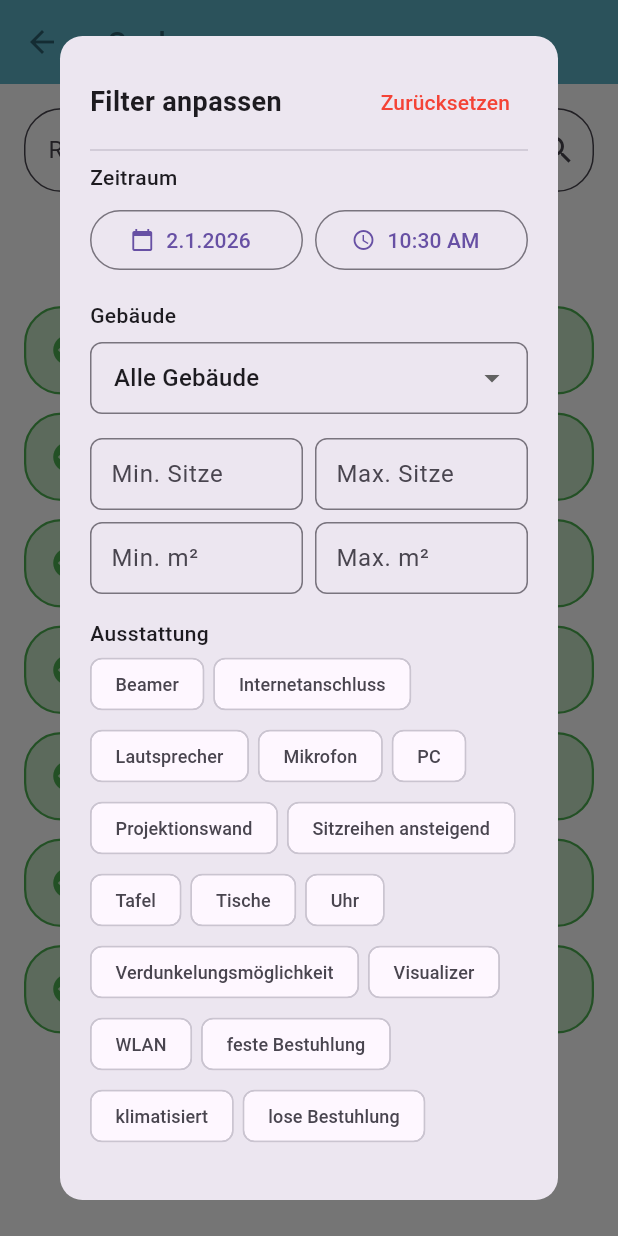
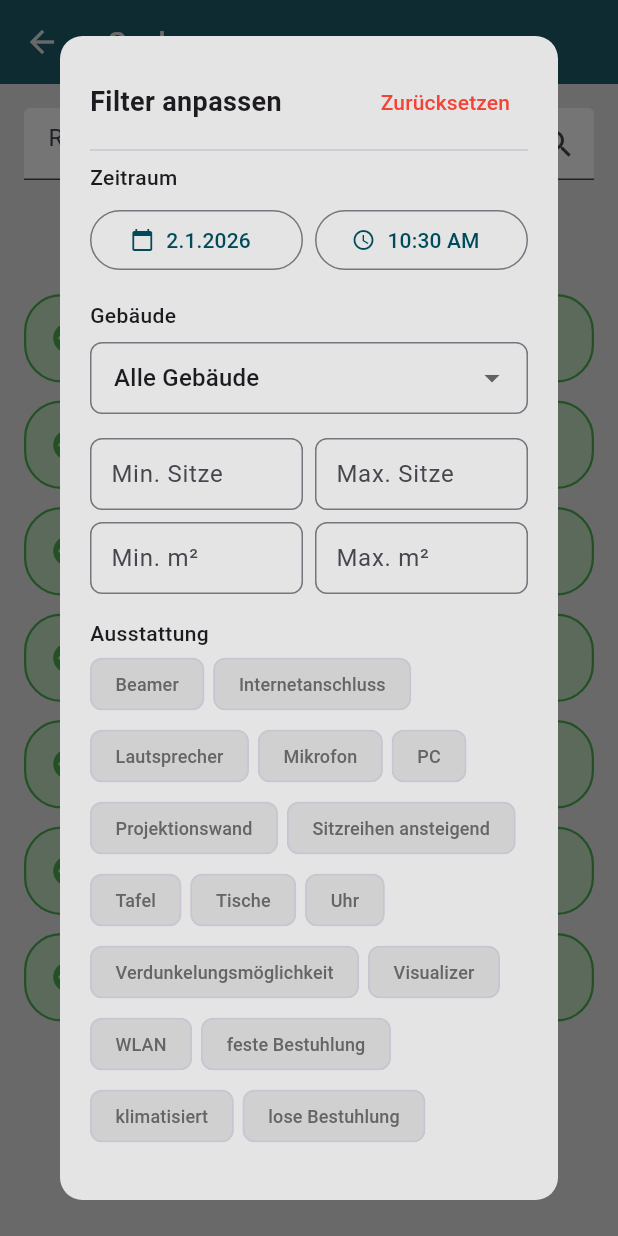
Before and after one commit to GomorrhaDev/Raumfinder, a Flutter app: the SearchScreen screen opened directly, after a tap on "Filter öffnen", on a phone screen of 412 x 824 dp. Run offline on Flutter 3.47's test engine with Material 3 defaults, Android fonts, the phone set to English and light mode, and no system bars; missing offline and left inert: flutter_osm_plugin.

Commit message:
Applied UzL corporate design color scheme

```diff
--- a/raumfinder/lib/screens/search_screen.dart
+++ b/raumfinder/lib/screens/search_screen.dart
@@ -134,18 +134,18 @@ class _SearchScreenState extends State<SearchScreen> {
   @override
   Widget build(BuildContext context) {
     return Scaffold(
-      backgroundColor: Colors.white,
+      backgroundColor: Color(0xFFE4E4E4),
       appBar: AppBar(
-        backgroundColor: const Color(0xFF5EB3C7),
+        backgroundColor: const Color(0xE0004b5a),
         elevation: 0,
         leading: IconButton(
-          icon: const Icon(Icons.arrow_back, color: Color(0xFF2C5F6F)),
+          icon: const Icon(Icons.arrow_back, color: Color(0xffe4e4e4)),
           onPressed: () => Navigator.pop(context),
         ),
         title: const Text(
           'Suche',
           style: TextStyle(
-            color: Color(0xFF2C5F6F),
+            color: Color(0xffe4e4e4),
             fontSize: 20,
             fontWeight: FontWeight.w500,
           ),
@@ -164,8 +164,9 @@ class _SearchScreenState extends State<SearchScreen> {
                     hintText: 'Raum, Gebäude, Veranstaltung, Dozent …',
                     filled: true,
                     fillColor: Colors.white,
-                    border: OutlineInputBorder(
+                    focusedBorder: OutlineInputBorder(
                       borderRadius: BorderRadius.circular(25),
+                      borderSide: const BorderSide(color: Color(0xFF004B5A), width: 2.0)
                     ),
                     suffixIcon: const Icon(Icons.search),
                   ),
@@ -173,8 +174,8 @@ class _SearchScreenState extends State<SearchScreen> {
                 const SizedBox(height: 12),
                 OutlinedButton.icon(
                   onPressed: _showFilterDialog,
-                  icon: const Icon(Icons.filter_list),
-                  label: const Text('Filter öffnen'),
+                  icon: const Icon(Icons.filter_list, color: Color(0xff004b5a),),
+                  label: const Text('Filter öffnen', style: TextStyle(color: Color(0xFF004B5A)),),
                 ),
               ],
             ),
@@ -190,14 +191,14 @@ class _SearchScreenState extends State<SearchScreen> {
                         Icon(
                           Icons.search_off,
                           size: 64,
-                          color: Colors.grey[400],
+                          color: Color(0xFF656565),
                         ),
                         const SizedBox(height: 16),
                         Text(
                           'Keine Räume gefunden',
                           style: TextStyle(
                             fontSize: 16,
-                            color: Colors.grey[600],
+                            color: Color(0xFF656565),
                             fontWeight: FontWeight.w500,
                           ),
                         ),
@@ -206,7 +207,7 @@ class _SearchScreenState extends State<SearchScreen> {
                           'Versuche einen anderen Suchbegriff',
                           style: TextStyle(
                             fontSize: 14,
-                            color: Colors.grey[500],
+                            color: Color(0xFF9D9D9D),
                           ),
                         ),
                       ],
--- a/raumfinder/lib/widgets/filter_dialog.dart
+++ b/raumfinder/lib/widgets/filter_dialog.dart
@@ -101,6 +101,7 @@ class _FilterDialogState extends State<FilterDialog> {
   Widget build(BuildContext context) {
     return Dialog(
       shape: RoundedRectangleBorder(borderRadius: BorderRadius.circular(15)),
+      backgroundColor: Color(0xFFE4E4E4),
       child: Container(
         padding: const EdgeInsets.all(20),
         constraints: const BoxConstraints(maxWidth: 400),
@@ -142,16 +143,22 @@ class _FilterDialogState extends State<FilterDialog> {
                   Expanded(
                     child: OutlinedButton.icon(
                       onPressed: _selectDate,
-                      icon: const Icon(Icons.calendar_today, size: 16),
-                      label: Text('${_selectedDate.day}.${_selectedDate.month}.${_selectedDate.year}'),
+                      icon: const Icon(Icons.calendar_today, size: 16, color: Color(0xFF004b5a)),
+                      label: Text(
+                        '${_selectedDate.day}.${_selectedDate.month}.${_selectedDate.year}',
+                        style: TextStyle(color: Color(0xFF004b5a))
+                      ),
                     ),
                   ),
                   const SizedBox(width: 8),
                   Expanded(
                     child: OutlinedButton.icon(
                       onPressed: _selectTime,
-                      icon: const Icon(Icons.access_time, size: 16),
-                      label: Text(_selectedTime.format(context)),
+                      icon: const Icon(Icons.access_time, size: 16, color: Color(0xFF004b5a)),
+                      label: Text(
+                        _selectedTime.format(context),
+                        style: TextStyle(color: Color(0xFF004b5a))
+                      ),
                     ),
                   ),
                 ],
@@ -164,11 +171,19 @@ class _FilterDialogState extends State<FilterDialog> {
               const SizedBox(height: 8),
               DropdownButtonFormField<String?>( // Typ auf String? geändert
                 value: _selectedBuilding,
+                dropdownColor: Color(0xFFE4E4E4),
                 hint: const Text('Alle Gebäude'),
                 decoration: InputDecoration(
                   contentPadding: const EdgeInsets.symmetric(horizontal: 12, vertical: 8),
-                  border: OutlineInputBorder(borderRadius: BorderRadius.circular(8)),
+                  border: OutlineInputBorder(borderRadius: BorderRadius.circular(8),
+                    borderSide: const BorderSide(color: Color(0xFF004B5A), width: 2.0)
+                    ),
+                  focusedBorder: OutlineInputBorder(borderRadius: BorderRadius.circular(8),
+                  borderSide: const BorderSide(color: Color(0xFF004B5A), width: 2.0)
+                  ),
                 ),
+
+
                 // Hier fügen wir manuell die Option "Alle Gebäude" hinzu
                 items: [
                   const DropdownMenuItem<String?>(
@@ -213,7 +228,9 @@ class _FilterDialogState extends State<FilterDialog> {
               Wrap(
                 spacing: 6,
                 children: _equipment.map((e) => FilterChip(
-                  label: Text(e, style: const TextStyle(fontSize: 12)),
+                  label: Text(e, style: TextStyle(color: _selectedEquipment.contains(e) ? const Color(0xFFE4E4E4) : const Color(0xFF656565), fontSize: 12)),
+                  backgroundColor: Color(0xFFD0D0D0),
+                  selectedColor: Color(0xFF004B5A),
                   selected: _selectedEquipment.contains(e),
                   onSelected: (bool selected) {
                     setState(() {
@@ -230,7 +247,9 @@ class _FilterDialogState extends State<FilterDialog> {
               Wrap(
                 spacing: 6,
                 children: _accessibility.map((a) => FilterChip(
-                  label: Text(a, style: const TextStyle(fontSize: 12)),
+                  label: Text(a, style: TextStyle(color: _selectedAccessibility.contains(a) ? const Color(0xFFE4E4E4) : const Color(0xFF656565), fontSize: 12)),
+                  backgroundColor: Color(0xFFD0D0D0),
+                  selectedColor: Color(0xFF004B5A),
                   selected: _selectedAccessibility.contains(a),
                   onSelected: (bool selected) {
                     setState(() {
@@ -247,8 +266,8 @@ class _FilterDialogState extends State<FilterDialog> {
                 width: double.infinity,
                 child: ElevatedButton(
                   style: ElevatedButton.styleFrom(
-                    backgroundColor: const Color(0xFF4A9DB0),
-                    foregroundColor: Colors.white,
+                    backgroundColor: const Color(0xFF004B5A),
+                    foregroundColor: Color(0xFFE4E4E4),
                     shape: RoundedRectangleBorder(borderRadius: BorderRadius.circular(8)),
                   ),
                   onPressed: () {
@@ -282,7 +301,9 @@ class _FilterDialogState extends State<FilterDialog> {
       decoration: InputDecoration(
         labelText: label,
         border: OutlineInputBorder(borderRadius: BorderRadius.circular(8)),
-        contentPadding: const EdgeInsets.symmetric(horizontal: 10, vertical: 10),
+        focusedBorder: OutlineInputBorder(borderRadius: BorderRadius.circular(8),
+            borderSide: const BorderSide(color: Color(0xFF004B5A), width: 2.0)
+        ),        contentPadding: const EdgeInsets.symmetric(horizontal: 10, vertical: 10),
       ),
     );
   }
```
Also changed, not shown: raumfinder/lib/screens/home_screen.dart (+14 -9 lines), raumfinder/lib/screens/occupation_screen.dart (+7 -7 lines), raumfinder/lib/screens/room_detail_screen.dart (+8 -8 lines).
